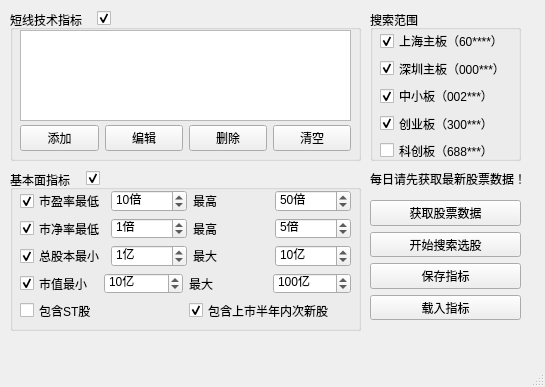
victor647/QuantumStockTrade, file QtDesign/StockFinder.ui: the form before one commit.
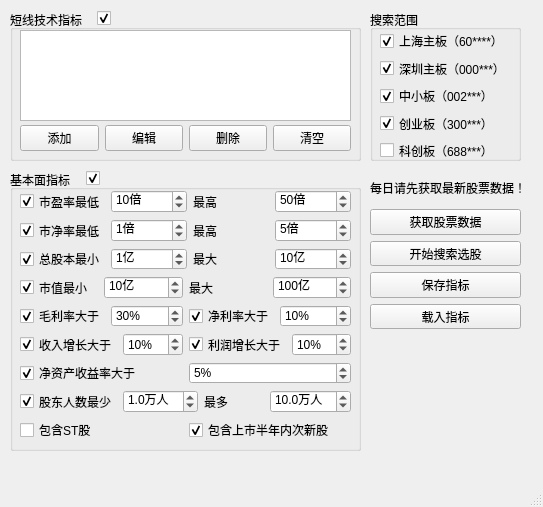
The form after the commit.

What changed in the file:
```diff
--- a/QtDesign/StockFinder.ui
+++ b/QtDesign/StockFinder.ui
@@ -6,8 +6,8 @@
    <rect>
     <x>0</x>
     <y>0</y>
-    <width>545</width>
-    <height>387</height>
+    <width>543</width>
+    <height>507</height>
    </rect>
   </property>
   <property name="windowTitle">
@@ -209,7 +209,7 @@
       <x>10</x>
       <y>170</y>
       <width>351</width>
-      <height>161</height>
+      <height>281</height>
      </rect>
     </property>
     <property name="font">
@@ -227,7 +227,7 @@
        <x>10</x>
        <y>20</y>
        <width>331</width>
-       <height>131</height>
+       <height>251</height>
       </rect>
      </property>
      <property name="font">
@@ -545,6 +545,286 @@
         </item>
        </layout>
       </item>
+      <item>
+       <layout class="QHBoxLayout" name="horizontalLayout_4">
+        <item>
+         <widget class="QCheckBox" name="cbxGrossProfit">
+          <property name="font">
+           <font>
+            <family>Microsoft YaHei UI</family>
+            <pointsize>9</pointsize>
+           </font>
+          </property>
+          <property name="text">
+           <string>毛利率大于</string>
+          </property>
+          <property name="checked">
+           <bool>true</bool>
+          </property>
+         </widget>
+        </item>
+        <item>
+         <widget class="QSpinBox" name="spbGrossProfit">
+          <property name="font">
+           <font>
+            <family>Microsoft YaHei UI</family>
+            <pointsize>9</pointsize>
+           </font>
+          </property>
+          <property name="suffix">
+           <string>%</string>
+          </property>
+          <property name="minimum">
+           <number>0</number>
+          </property>
+          <property name="maximum">
+           <number>100</number>
+          </property>
+          <property name="value">
+           <number>30</number>
+          </property>
+         </widget>
+        </item>
+        <item>
+         <widget class="QCheckBox" name="cbxNetProfit">
+          <property name="font">
+           <font>
+            <family>Microsoft YaHei UI</family>
+            <pointsize>9</pointsize>
+           </font>
+          </property>
+          <property name="text">
+           <string>净利率大于</string>
+          </property>
+          <property name="checked">
+           <bool>true</bool>
+          </property>
+         </widget>
+        </item>
+        <item>
+         <widget class="QSpinBox" name="spbNetProfit">
+          <property name="font">
+           <font>
+            <family>Microsoft YaHei UI</family>
+            <pointsize>9</pointsize>
+           </font>
+          </property>
+          <property name="suffix">
+           <string>%</string>
+          </property>
+          <property name="minimum">
+           <number>0</number>
+          </property>
+          <property name="maximum">
+           <number>100</number>
+          </property>
+          <property name="value">
+           <number>10</number>
+          </property>
+         </widget>
+        </item>
+       </layout>
+      </item>
+      <item>
+       <layout class="QHBoxLayout" name="horizontalLayout_9">
+        <item>
+         <widget class="QCheckBox" name="cbxIncomeIncrease">
+          <property name="font">
+           <font>
+            <family>Microsoft YaHei UI</family>
+            <pointsize>9</pointsize>
+           </font>
+          </property>
+          <property name="text">
+           <string>收入增长大于</string>
+          </property>
+          <property name="checked">
+           <bool>true</bool>
+          </property>
+         </widget>
+        </item>
+        <item>
+         <widget class="QSpinBox" name="spbIncomeIncrease">
+          <property name="font">
+           <font>
+            <family>Microsoft YaHei UI</family>
+            <pointsize>9</pointsize>
+           </font>
+          </property>
+          <property name="suffix">
+           <string>%</string>
+          </property>
+          <property name="minimum">
+           <number>0</number>
+          </property>
+          <property name="maximum">
+           <number>100</number>
+          </property>
+          <property name="value">
+           <number>10</number>
+          </property>
+         </widget>
+        </item>
+        <item>
+         <widget class="QCheckBox" name="cbxProfitIncrease">
+          <property name="font">
+           <font>
+            <family>Microsoft YaHei UI</family>
+            <pointsize>9</pointsize>
+           </font>
+          </property>
+          <property name="text">
+           <string>利润增长大于</string>
+          </property>
+          <property name="checked">
+           <bool>true</bool>
+          </property>
+         </widget>
+        </item>
+        <item>
+         <widget class="QSpinBox" name="spbProfitIncrease">
+          <property name="font">
+           <font>
+            <family>Microsoft YaHei UI</family>
+            <pointsize>9</pointsize>
+           </font>
+          </property>
+          <property name="suffix">
+           <string>%</string>
+          </property>
+          <property name="minimum">
+           <number>0</number>
+          </property>
+          <property name="maximum">
+           <number>100</number>
+          </property>
+          <property name="value">
+           <number>10</number>
+          </property>
+         </widget>
+        </item>
+       </layout>
+      </item>
+      <item>
+       <layout class="QHBoxLayout" name="horizontalLayout_8">
+        <item>
+         <widget class="QCheckBox" name="cbxNetAssetProfit">
+          <property name="font">
+           <font>
+            <family>Microsoft YaHei UI</family>
+            <pointsize>9</pointsize>
+           </font>
+          </property>
+          <property name="text">
+           <string>净资产收益率大于</string>
+          </property>
+          <property name="checked">
+           <bool>true</bool>
+          </property>
+         </widget>
+        </item>
+        <item>
+         <widget class="QSpinBox" name="spbNetAssetProfit">
+          <property name="font">
+           <font>
+            <family>Microsoft YaHei UI</family>
+            <pointsize>9</pointsize>
+           </font>
+          </property>
+          <property name="suffix">
+           <string>%</string>
+          </property>
+          <property name="minimum">
+           <number>0</number>
+          </property>
+          <property name="maximum">
+           <number>100</number>
+          </property>
+          <property name="value">
+           <number>5</number>
+          </property>
+         </widget>
+        </item>
+       </layout>
+      </item>
+      <item>
+       <layout class="QHBoxLayout" name="horizontalLayout_10">
+        <item>
+         <widget class="QCheckBox" name="cbxTotalHolders">
+          <property name="font">
+           <font>
+            <family>Microsoft YaHei UI</family>
+            <pointsize>9</pointsize>
+           </font>
+          </property>
+          <property name="text">
+           <string>股东人数最少</string>
+          </property>
+          <property name="checked">
+           <bool>true</bool>
+          </property>
+         </widget>
+        </item>
+        <item>
+         <widget class="QDoubleSpinBox" name="spbTotalHoldersMin">
+          <property name="font">
+           <font>
+            <family>Microsoft YaHei UI</family>
+           </font>
+          </property>
+          <property name="suffix">
+           <string>万人</string>
+          </property>
+          <property name="decimals">
+           <number>1</number>
+          </property>
+          <property name="minimum">
+           <double>0.100000000000000</double>
+          </property>
+          <property name="maximum">
+           <double>10.000000000000000</double>
+          </property>
+          <property name="value">
+           <double>1.000000000000000</double>
+          </property>
+         </widget>
+        </item>
+        <item>
+         <widget class="QLabel" name="lblTotalHoldersMax">
+          <property name="font">
+           <font>
+            <family>Microsoft YaHei UI</family>
+            <pointsize>9</pointsize>
+           </font>
+          </property>
+          <property name="text">
+           <string>最多</string>
+          </property>
+         </widget>
+        </item>
+        <item>
+         <widget class="QDoubleSpinBox" name="spbTotalHoldersMax">
+          <property name="font">
+           <font>
+            <family>Microsoft YaHei UI</family>
+           </font>
+          </property>
+          <property name="suffix">
+           <string>万人</string>
+          </property>
+          <property name="decimals">
+           <number>1</number>
+          </property>
+          <property name="minimum">
+           <double>1.000000000000000</double>
+          </property>
+          <property name="value">
+           <double>10.000000000000000</double>
+          </property>
+         </widget>
+        </item>
+       </layout>
+      </item>
       <item>
        <layout class="QHBoxLayout" name="horizontalLayout_3">
         <item>
@@ -617,7 +897,7 @@
     <property name="geometry">
      <rect>
       <x>370</x>
-      <y>200</y>
+      <y>209</y>
       <width>151</width>
       <height>120</height>
      </rect>
@@ -681,7 +961,7 @@
     <property name="geometry">
      <rect>
       <x>370</x>
-      <y>171</y>
+      <y>180</y>
       <width>151</width>
       <height>16</height>
      </rect>
```
Left out of the diff: 180 changed lines with no effect on the pictures.
